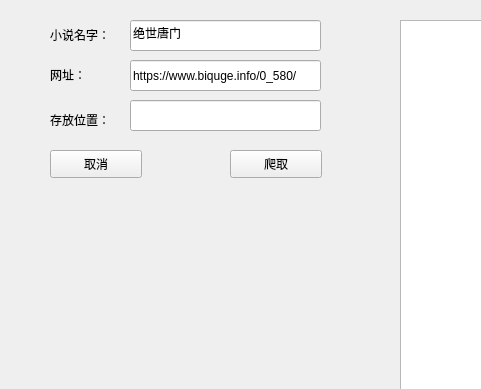
Qt form ui/test.ui (jqphh/charlse) before a commit; both pictures show x 0 to 481 and y 0 to 389 of the 815 by 508 pixel window.
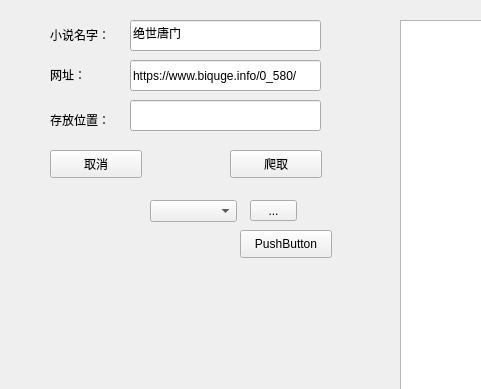
The same form after that commit.

Commit message: 增加目录选择按钮

```diff
--- a/ui/test.ui
+++ b/ui/test.ui
@@ -136,6 +136,42 @@
      </font>
     </property>
    </widget>
+   <widget class="QToolButton" name="toolButton">
+    <property name="geometry">
+     <rect>
+      <x>250</x>
+      <y>200</y>
+      <width>47</width>
+      <height>21</height>
+     </rect>
+    </property>
+    <property name="text">
+     <string>...</string>
+    </property>
+   </widget>
+   <widget class="QComboBox" name="comboBox">
+    <property name="geometry">
+     <rect>
+      <x>150</x>
+      <y>200</y>
+      <width>87</width>
+      <height>22</height>
+     </rect>
+    </property>
+   </widget>
+   <widget class="QPushButton" name="pushButton_3">
+    <property name="geometry">
+     <rect>
+      <x>240</x>
+      <y>230</y>
+      <width>92</width>
+      <height>28</height>
+     </rect>
+    </property>
+    <property name="text">
+     <string>PushButton</string>
+    </property>
+   </widget>
   </widget>
   <widget class="QMenuBar" name="menubar">
    <property name="geometry">
```
The commit also changes 4 other files.
